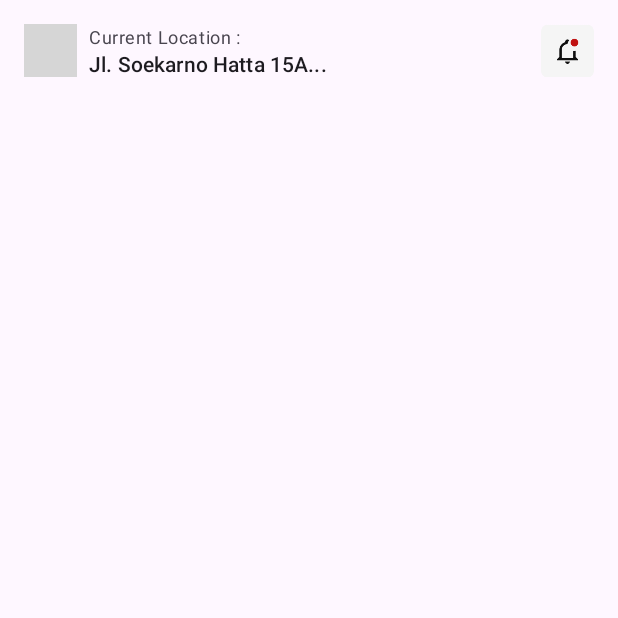
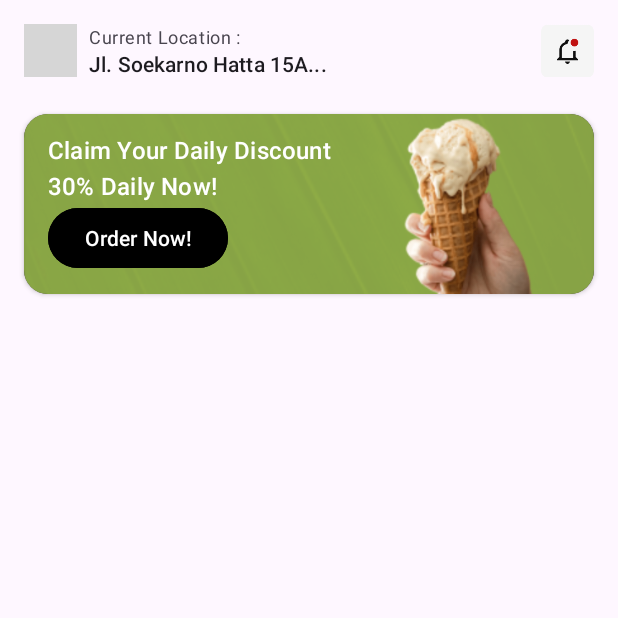
Before and after one commit to Budiart18/FoodGo-FoodDeliveryApp, an Android app: the screen it shows after launch (MainActivity), on a phone screen of 412 x 824 dp, the top half of it. Run offline under Robolectric (Android 15) with nearby library versions, the light colour scheme and no system bars; grey boxes are pictures that could not be loaded.

Commit message:
Create Banner menu

```diff
--- a/app/src/main/res/layout/activity_main.xml
+++ b/app/src/main/res/layout/activity_main.xml
@@ -6,6 +6,7 @@
     android:layout_height="match_parent"
     tools:context=".MainActivity">
 
+    <!--    HEADER MENU-->
     <androidx.constraintlayout.widget.ConstraintLayout
         android:id="@+id/cl_location_bar"
         android:layout_width="match_parent"
@@ -59,4 +60,80 @@
 
     </androidx.constraintlayout.widget.ConstraintLayout>
 
+    <!--    BANNER MENU-->
+    <androidx.cardview.widget.CardView
+        android:id="@+id/cv_banner"
+        android:layout_width="match_parent"
+        android:layout_height="wrap_content"
+        android:layout_marginHorizontal="16dp"
+        android:layout_marginVertical="8dp"
+        app:cardCornerRadius="16dp"
+        app:layout_constraintTop_toBottomOf="@+id/cl_location_bar">
+
+        <androidx.constraintlayout.widget.ConstraintLayout
+            android:id="@+id/cl_banner"
+            android:layout_width="match_parent"
+            android:layout_height="120dp">
+
+            <ImageView
+                android:id="@+id/iv_background_banner"
+                android:layout_width="match_parent"
+                android:layout_height="match_parent"
+                android:scaleType="centerCrop"
+                android:src="@drawable/iv_pattern_img" />
+
+            <View
+                android:layout_width="match_parent"
+                android:layout_height="match_parent"
+                android:alpha="0.8"
+                android:background="@color/app_color_primary" />
+
+            <androidx.constraintlayout.widget.ConstraintLayout
+                android:layout_width="match_parent"
+                android:layout_height="match_parent"
+                android:layout_marginHorizontal="16dp"
+                android:orientation="horizontal">
+
+                <LinearLayout
+                    android:id="@+id/ll_banner_desc"
+                    android:layout_width="0dp"
+                    android:layout_height="match_parent"
+                    android:layout_marginVertical="4dp"
+                    android:gravity="center_vertical"
+                    android:orientation="vertical"
+                    app:layout_constraintEnd_toStartOf="@+id/iv_food_banner"
+                    app:layout_constraintStart_toStartOf="parent">
+
+                    <TextView
+                        android:id="@+id/tv_banner_desc"
+                        style="@style/TextAppearance.Material3.TitleMedium"
+                        android:layout_width="match_parent"
+                        android:layout_height="wrap_content"
+                        android:text="@string/text_banner_description"
+                        android:textColor="@color/app_color_on_primary" />
+
+                    <Button
+                        android:id="@+id/button_banner"
+                        android:layout_width="wrap_content"
+                        android:layout_height="wrap_content"
+                        android:textColor="@color/white"
+                        android:backgroundTint="@color/black"
+                        android:text="@string/text_button_banner" />
+                </LinearLayout>
+
+                <ImageView
+                    android:id="@+id/iv_food_banner"
+                    android:layout_width="wrap_content"
+                    android:layout_height="match_parent"
+                    android:scaleType="centerInside"
+                    android:src="@drawable/iv_food_banner"
+                    app:layout_constraintEnd_toEndOf="parent"
+                    app:layout_constraintStart_toEndOf="@+id/ll_banner_desc" />
+            </androidx.constraintlayout.widget.ConstraintLayout>
+
+        </androidx.constraintlayout.widget.ConstraintLayout>
+
+    </androidx.cardview.widget.CardView>
+
+
 </androidx.constraintlayout.widget.ConstraintLayout>
--- a/app/src/main/res/values/strings.xml
+++ b/app/src/main/res/values/strings.xml
@@ -3,7 +3,7 @@
 
     <string name="text_current_location">Current Location :</string>
     <string name="text_user_current_location">Jl. Soekarno Hatta 15A...</string>
-    <string name="text_banner_desciption">Claim Your Daily Discount 30% Daily Now!</string>
+    <string name="text_banner_description">Claim Your Daily Discount 30% Daily Now!</string>
     <string name="text_button_banner">Order Now!</string>
     <string name="text_top_categories_title">Top Categories</string>
     <string name="text_see_all_categories"><![CDATA[See All >>]]></string>
```
